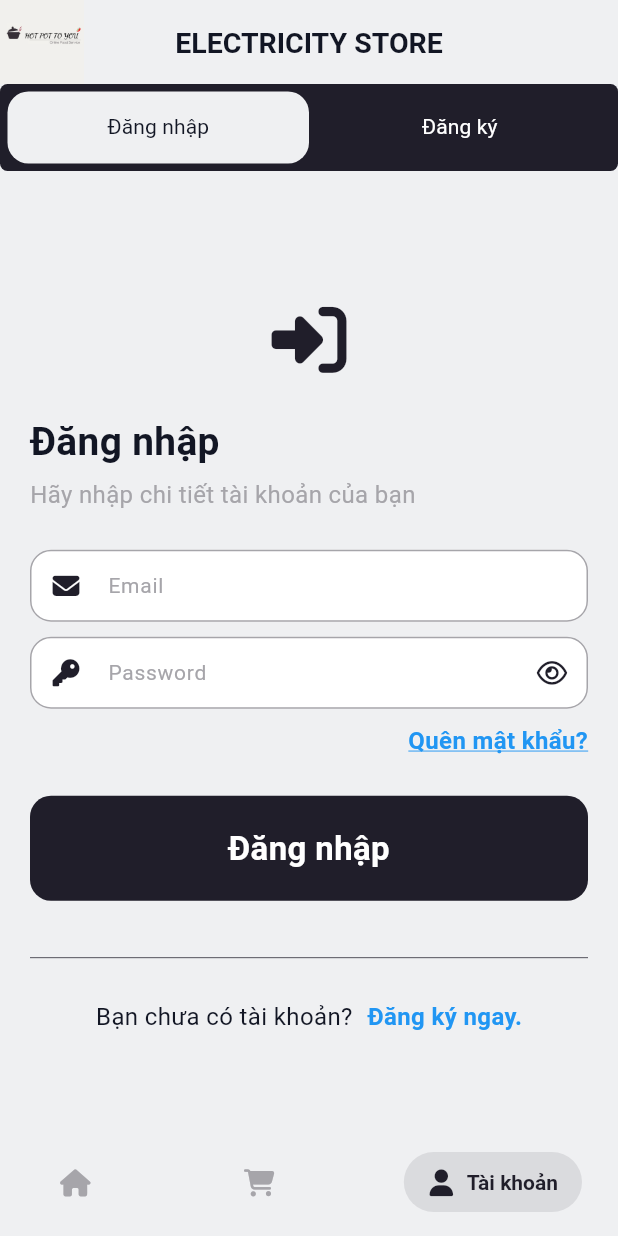
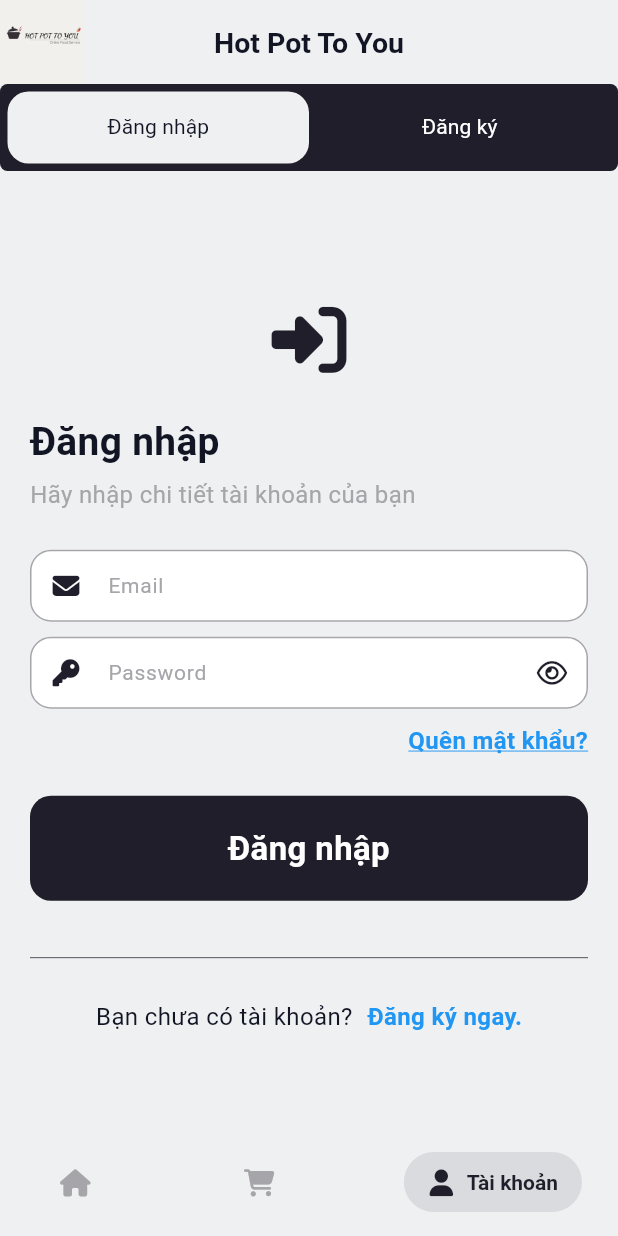
Before and after one commit to PhatTran133/HotPotToYou-Mobile, a Flutter app: the screen it shows after launch, item 3 of the bottom bar chosen, on a phone screen of 412 x 824 dp. Run offline on Flutter 3.47's test engine with Material 3 defaults, Android fonts, the phone set to English and light mode, and no system bars; drawn by our look-alikes of salomon_bottom_bar; our stand-ins replace auto_size_text, carousel_slider, expandable_text, flutter_rating_bar, flutter_spinkit, font_awesome_flutter and 3 more; accounts and stored records are empty; network calls fail.

Commit message:
update hopot

```diff
--- a/Mobile/Hot Pot To You/lib/representation/screens/cart_screen.dart
+++ b/Mobile/Hot Pot To You/lib/representation/screens/cart_screen.dart
@@ -44,7 +44,7 @@ class _MainCartScreenState extends State<MainCartScreen> {
 
     return AppBarMain(
       leading: ImageHelper.loadFromAsset(AssetHelper.imageLogo),
-      titleAppbar: "ELECTRICITY STORE",
+      titleAppbar: "Hot Pot To You",
       child: Scaffold(
         body: authProvider.isLoggedIn ?
         cartItems.isEmpty
--- a/Mobile/Hot Pot To You/lib/representation/screens/guest/account_screen.dart
+++ b/Mobile/Hot Pot To You/lib/representation/screens/guest/account_screen.dart
@@ -36,7 +36,7 @@ class _AccountScreenState extends State<AccountScreen>
   Widget build(BuildContext context) {
     return AppBarMain(
       leading: ImageHelper.loadFromAsset(AssetHelper.imageLogo),
-      titleAppbar: "ELECTRICITY STORE",
+      titleAppbar: "Hot Pot To You",
       child: Scaffold(
         body: Column(
           children: [
```
Also changed, not shown: Mobile/Hot Pot To You/assets/images/splash.png.
